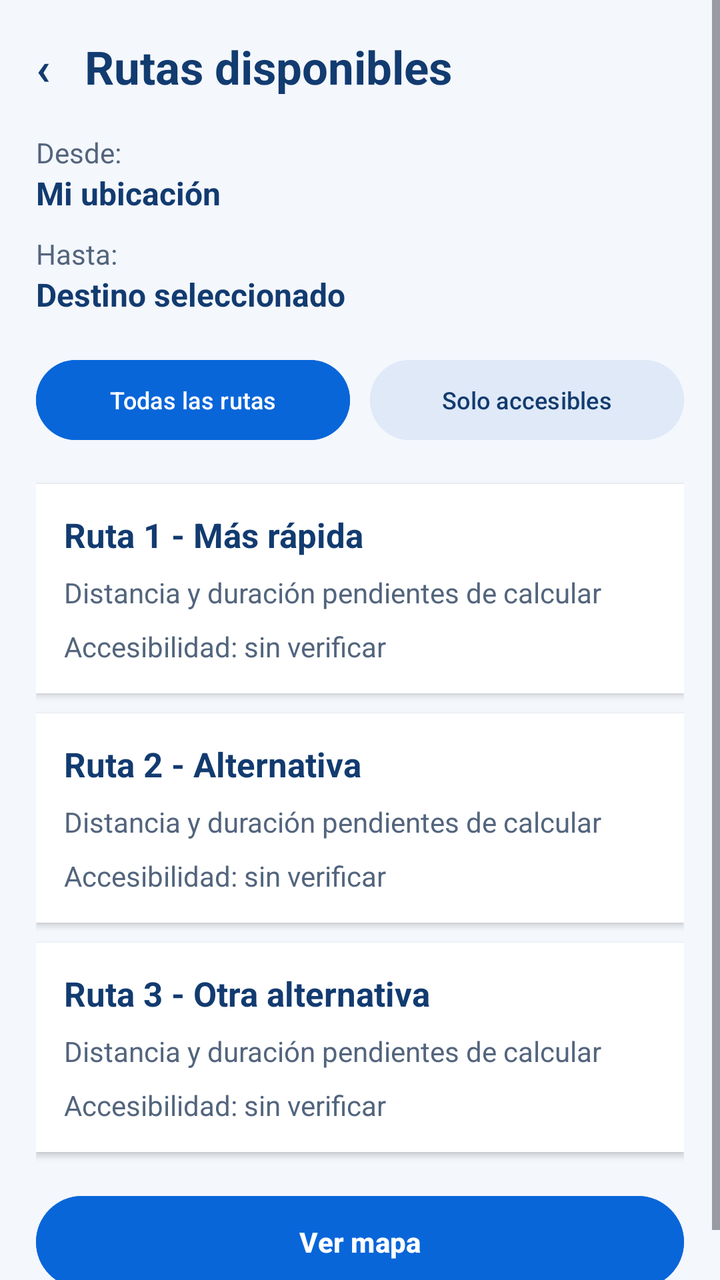
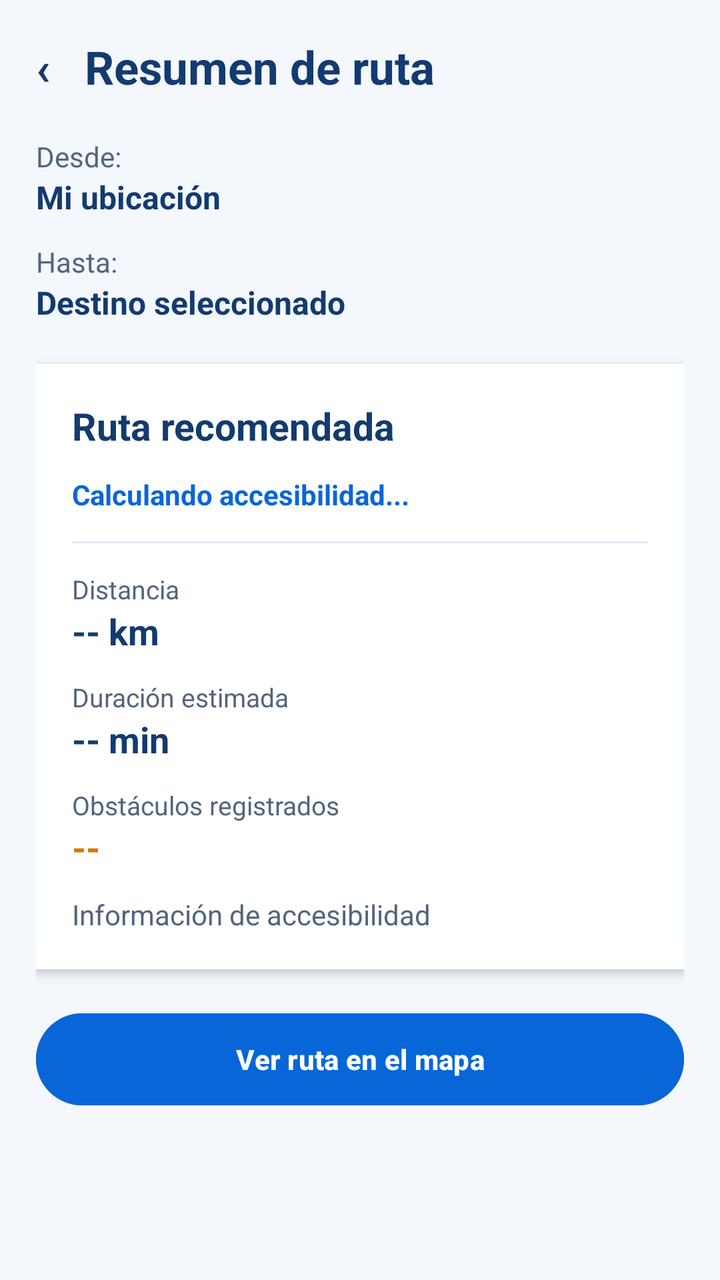

Before-and-after screenshots of an Android layout around one commit, followed by the original layout XML and the change that was made.
<!-- AndroidManifest.xml: application theme Theme.MyApplication -->
<!-- res/layout/activity_comparar_rutas.xml -->
<?xml version="1.0" encoding="utf-8"?>
<ScrollView
    xmlns:android="http://schemas.android.com/apk/res/android"
    android:id="@+id/compararRutasRoot"
    android:layout_width="match_parent"
    android:layout_height="match_parent"
    android:background="#F4F7FC"
    android:fillViewport="true">

    <LinearLayout
        android:layout_width="match_parent"
        android:layout_height="wrap_content"
        android:orientation="vertical"
        android:padding="18dp">

        
        <TextView
            android:id="@+id/tvTituloRutas"
            android:layout_width="match_parent"
            android:layout_height="wrap_content"
            android:text="‹   Rutas disponibles"
            android:textColor="#123B70"
            android:textSize="23sp"
            android:textStyle="bold"
            android:paddingBottom="18dp" />

        
        <TextView
            android:layout_width="match_parent"
            android:layout_height="wrap_content"
            android:text="Desde:"
            android:textColor="#53657D"
            android:textSize="14sp" />

        <TextView
            android:id="@+id/tvOrigen"
            android:layout_width="match_parent"
            android:layout_height="wrap_content"
            android:text="Mi ubicación"
            android:textColor="#123B70"
            android:textSize="16sp"
            android:textStyle="bold"
            android:paddingBottom="10dp" />

        
        <TextView
            android:layout_width="match_parent"
            android:layout_height="wrap_content"
            android:text="Hasta:"
            android:textColor="#53657D"
            android:textSize="14sp" />

        <TextView
            android:id="@+id/tvDestino"
            android:layout_width="match_parent"
            android:layout_height="wrap_content"
            android:text="Destino seleccionado"
            android:textColor="#123B70"
            android:textSize="16sp"
            android:textStyle="bold"
            android:paddingBottom="18dp" />

        
        <LinearLayout
            android:layout_width="match_parent"
            android:layout_height="wrap_content"
            android:orientation="horizontal"
            android:gravity="center"
            android:layout_marginBottom="18dp">

            <Button
                android:id="@+id/btnTodasLasRutas"
                android:layout_width="0dp"
                android:layout_height="48dp"
                android:layout_weight="1"
                android:layout_marginEnd="5dp"
                android:text="Todas las rutas"
                android:textSize="12sp"
                android:textColor="#FFFFFF"
                android:backgroundTint="#0866D9" />

            <Button
                android:id="@+id/btnSoloAccesibles"
                android:layout_width="0dp"
                android:layout_height="48dp"
                android:layout_weight="1"
                android:layout_marginStart="5dp"
                android:text="Solo accesibles"
                android:textSize="12sp"
                android:textColor="#123B70"
                android:backgroundTint="#DFE9F7" />

        </LinearLayout>

        
        <LinearLayout
            android:id="@+id/cardRuta1"
            android:layout_width="match_parent"
            android:layout_height="wrap_content"
            android:orientation="vertical"
            android:padding="14dp"
            android:layout_marginBottom="10dp"
            android:background="#FFFFFF"
            android:elevation="2dp"
            android:clickable="true"
            android:focusable="true">

            <TextView
                android:layout_width="match_parent"
                android:layout_height="wrap_content"
                android:text="Ruta 1 - Más rápida"
                android:textColor="#123B70"
                android:textSize="17sp"
                android:textStyle="bold" />

            <TextView
                android:id="@+id/tvDatosRuta1"
                android:layout_width="match_parent"
                android:layout_height="wrap_content"
                android:layout_marginTop="8dp"
                android:text="Distancia y duración pendientes de calcular"
                android:textColor="#53657D"
                android:textSize="14sp" />

            <TextView
                android:id="@+id/tvAccesibilidadRuta1"
                android:layout_width="match_parent"
                android:layout_height="wrap_content"
                android:layout_marginTop="8dp"
                android:text="Accesibilidad: sin verificar"
                android:textColor="#53657D"
                android:textSize="14sp" />

        </LinearLayout>

        
        <LinearLayout
            android:id="@+id/cardRuta2"
            android:layout_width="match_parent"
            android:layout_height="wrap_content"
            android:orientation="vertical"
            android:padding="14dp"
            android:layout_marginBottom="10dp"
            android:background="#FFFFFF"
            android:elevation="2dp"
            android:clickable="true"
            android:focusable="true">

            <TextView
                android:layout_width="match_parent"
                android:layout_height="wrap_content"
                android:text="Ruta 2 - Alternativa"
                android:textColor="#123B70"
                android:textSize="17sp"
                android:textStyle="bold" />

            <TextView
                android:id="@+id/tvDatosRuta2"
                android:layout_width="match_parent"
                android:layout_height="wrap_content"
                android:layout_marginTop="8dp"
                android:text="Distancia y duración pendientes de calcular"
                android:textColor="#53657D"
                android:textSize="14sp" />

            <TextView
                android:id="@+id/tvAccesibilidadRuta2"
                android:layout_width="match_parent"
                android:layout_height="wrap_content"
                android:layout_marginTop="8dp"
                android:text="Accesibilidad: sin verificar"
                android:textColor="#53657D"
                android:textSize="14sp" />

        </LinearLayout>

        
        <LinearLayout
            android:id="@+id/cardRuta3"
            android:layout_width="match_parent"
            android:layout_height="wrap_content"
            android:orientation="vertical"
            android:padding="14dp"
            android:layout_marginBottom="18dp"
            android:background="#FFFFFF"
            android:elevation="2dp"
            android:clickable="true"
            android:focusable="true">

            <TextView
                android:layout_width="match_parent"
                android:layout_height="wrap_content"
                android:text="Ruta 3 - Otra alternativa"
                android:textColor="#123B70"
                android:textSize="17sp"
                android:textStyle="bold" />

            <TextView
                android:id="@+id/tvDatosRuta3"
                android:layout_width="match_parent"
                android:layout_height="wrap_content"
                android:layout_marginTop="8dp"
                android:text="Distancia y duración pendientes de calcular"
                android:textColor="#53657D"
                android:textSize="14sp" />

            <TextView
                android:id="@+id/tvAccesibilidadRuta3"
                android:layout_width="match_parent"
                android:layout_height="wrap_content"
                android:layout_marginTop="8dp"
                android:text="Accesibilidad: sin verificar"
                android:textColor="#53657D"
                android:textSize="14sp" />

        </LinearLayout>

        
        <Button
            android:id="@+id/btnVerMapa"
            android:layout_width="match_parent"
            android:layout_height="54dp"
            android:text="Ver mapa"
            android:textColor="#FFFFFF"
            android:textStyle="bold"
            android:backgroundTint="#0866D9" />

    </LinearLayout>

</ScrollView>
<!-- resources referenced by this layout -->
<resources>
  <style name="Theme.MyApplication" parent="Base.Theme.MyApplication" />
  <style name="Base.Theme.MyApplication" parent="Theme.Material3.DayNight.NoActionBar">
          
          
      </style>
</resources>

<!-- the commit's change to res/layout/activity_comparar_rutas.xml (unified diff, before → after) -->
@@ -18,11 +18,11 @@
             android:id="@+id/tvTituloRutas"
             android:layout_width="match_parent"
             android:layout_height="wrap_content"
-            android:text="‹   Rutas disponibles"
+            android:text="‹   Resumen de ruta"
             android:textColor="#123B70"
             android:textSize="23sp"
             android:textStyle="bold"
-            android:paddingBottom="18dp" />
+            android:paddingBottom="20dp" />
 
         
         <TextView
@@ -40,7 +40,7 @@
             android:textColor="#123B70"
             android:textSize="16sp"
             android:textStyle="bold"
-            android:paddingBottom="10dp" />
+            android:paddingBottom="12dp" />
 
         
         <TextView
@@ -58,158 +58,100 @@
             android:textColor="#123B70"
             android:textSize="16sp"
             android:textStyle="bold"
-            android:paddingBottom="18dp" />
+            android:paddingBottom="20dp" />
 
         
         <LinearLayout
-            android:layout_width="match_parent"
-            android:layout_height="wrap_content"
-            android:orientation="horizontal"
-            android:gravity="center"
-            android:layout_marginBottom="18dp">
-
-            <Button
-                android:id="@+id/btnTodasLasRutas"
-                android:layout_width="0dp"
-                android:layout_height="48dp"
-                android:layout_weight="1"
-                android:layout_marginEnd="5dp"
-                android:text="Todas las rutas"
-                android:textSize="12sp"
-                android:textColor="#FFFFFF"
-                android:backgroundTint="#0866D9" />
-
-            <Button
-                android:id="@+id/btnSoloAccesibles"
-                android:layout_width="0dp"
-                android:layout_height="48dp"
-                android:layout_weight="1"
-                android:layout_marginStart="5dp"
-                android:text="Solo accesibles"
-                android:textSize="12sp"
-                android:textColor="#123B70"
-                android:backgroundTint="#DFE9F7" />
-
-        </LinearLayout>
-
-        
-        <LinearLayout
-            android:id="@+id/cardRuta1"
+            android:id="@+id/cardRutaRecomendada"
             android:layout_width="match_parent"
             android:layout_height="wrap_content"
             android:orientation="vertical"
-            android:padding="14dp"
-            android:layout_marginBottom="10dp"
+            android:padding="18dp"
+            android:layout_marginBottom="18dp"
             android:background="#FFFFFF"
-            android:elevation="2dp"
-            android:clickable="true"
-            android:focusable="true">
+            android:elevation="3dp">
 
             <TextView
                 android:layout_width="match_parent"
                 android:layout_height="wrap_content"
-                android:text="Ruta 1 - Más rápida"
+                android:text="Ruta recomendada"
                 android:textColor="#123B70"
-                android:textSize="17sp"
+                android:textSize="19sp"
                 android:textStyle="bold" />
 
             <TextView
-                android:id="@+id/tvDatosRuta1"
+                android:id="@+id/tvEstadoAccesibilidad"
                 android:layout_width="match_parent"
                 android:layout_height="wrap_content"
-                android:layout_marginTop="8dp"
-                android:text="Distancia y duración pendientes de calcular"
-                android:textColor="#53657D"
-                android:textSize="14sp" />
+                android:layout_marginTop="12dp"
+                android:text="Calculando accesibilidad..."
+                android:textColor="#0866D9"
+                android:textSize="14sp"
+                android:textStyle="bold" />
 
-            <TextView
-                android:id="@+id/tvAccesibilidadRuta1"
+            <View
                 android:layout_width="match_parent"
-                android:layout_height="wrap_content"
-                android:layout_marginTop="8dp"
-                android:text="Accesibilidad: sin verificar"
-                android:textColor="#53657D"
-                android:textSize="14sp" />
-
-        </LinearLayout>
-
-        
-        <LinearLayout
-            android:id="@+id/cardRuta2"
-            android:layout_width="match_parent"
-            android:layout_height="wrap_content"
-            android:orientation="vertical"
-            android:padding="14dp"
-            android:layout_marginBottom="10dp"
-            android:background="#FFFFFF"
-            android:elevation="2dp"
-            android:clickable="true"
-            android:focusable="true">
+                android:layout_height="1dp"
+                android:layout_marginTop="14dp"
+                android:layout_marginBottom="14dp"
+                android:background="#E3EAF3" />
 
             <TextView
                 android:layout_width="match_parent"
                 android:layout_height="wrap_content"
-                android:text="Ruta 2 - Alternativa"
-                android:textColor="#123B70"
-                android:textSize="17sp"
-                android:textStyle="bold" />
+                android:text="Distancia"
+                android:textColor="#53657D"
+                android:textSize="13sp" />
 
             <TextView
-                android:id="@+id/tvDatosRuta2"
+                android:id="@+id/tvDistanciaRuta"
                 android:layout_width="match_parent"
                 android:layout_height="wrap_content"
-                android:layout_marginTop="8dp"
-                android:text="Distancia y duración pendientes de calcular"
-                android:textColor="#53657D"
-                android:textSize="14sp" />
-
-            <TextView
-                android:id="@+id/tvAccesibilidadRuta2"
-                android:layout_width="match_parent"
-                android:layout_height="wrap_content"
-                android:layout_marginTop="8dp"
-                android:text="Accesibilidad: sin verificar"
-                android:textColor="#53657D"
-                android:textSize="14sp" />
-
-        </LinearLayout>
-
-        
-        <LinearLayout
-            android:id="@+id/cardRuta3"
-            android:layout_width="match_parent"
-            android:layout_height="wrap_content"
-            android:orientation="vertical"
-            android:padding="14dp"
-            android:layout_marginBottom="18dp"
-            android:background="#FFFFFF"
-            android:elevation="2dp"
-            android:clickable="true"
-            android:focusable="true">
+                android:text="-- km"
+                android:textColor="#123B70"
+                android:textSize="18sp"
+                android:textStyle="bold"
+                android:paddingBottom="12dp" />
 
             <TextView
                 android:layout_width="match_parent"
                 android:layout_height="wrap_content"
-                android:text="Ruta 3 - Otra alternativa"
-                android:textColor="#123B70"
-                android:textSize="17sp"
-                android:textStyle="bold" />
+                android:text="Duración estimada"
+                android:textColor="#53657D"
+                android:textSize="13sp" />
 
             <TextView
-                android:id="@+id/tvDatosRuta3"
+                android:id="@+id/tvDuracionRuta"
                 android:layout_width="match_parent"
                 android:layout_height="wrap_content"
-                android:layout_marginTop="8dp"
-                android:text="Distancia y duración pendientes de calcular"
-                android:textColor="#53657D"
-                android:textSize="14sp" />
+                android:text="-- min"
+                android:textColor="#123B70"
+                android:textSize="18sp"
+                android:textStyle="bold"
+                android:paddingBottom="12dp" />
 
             <TextView
-                android:id="@+id/tvAccesibilidadRuta3"
                 android:layout_width="match_parent"
                 android:layout_height="wrap_content"
-                android:layout_marginTop="8dp"
-                android:text="Accesibilidad: sin verificar"
+                android:text="Obstáculos registrados"
+                android:textColor="#53657D"
+                android:textSize="13sp" />
+
+            <TextView
+                android:id="@+id/tvCantidadObstaculos"
+                android:layout_width="match_parent"
+                android:layout_height="wrap_content"
+                android:text="--"
+                android:textColor="#D97706"
+                android:textSize="18sp"
+                android:textStyle="bold"
+                android:paddingBottom="12dp" />
+
+            <TextView
+                android:id="@+id/tvMensajeRuta"
+                android:layout_width="match_parent"
+                android:layout_height="wrap_content"
+                android:text="Información de accesibilidad"
                 android:textColor="#53657D"
                 android:textSize="14sp" />
 
@@ -220,7 +162,7 @@
             android:id="@+id/btnVerMapa"
             android:layout_width="match_parent"
             android:layout_height="54dp"
-            android:text="Ver mapa"
+            android:text="Ver ruta en el mapa"
             android:textColor="#FFFFFF"
             android:textStyle="bold"
             android:backgroundTint="#0866D9" />
